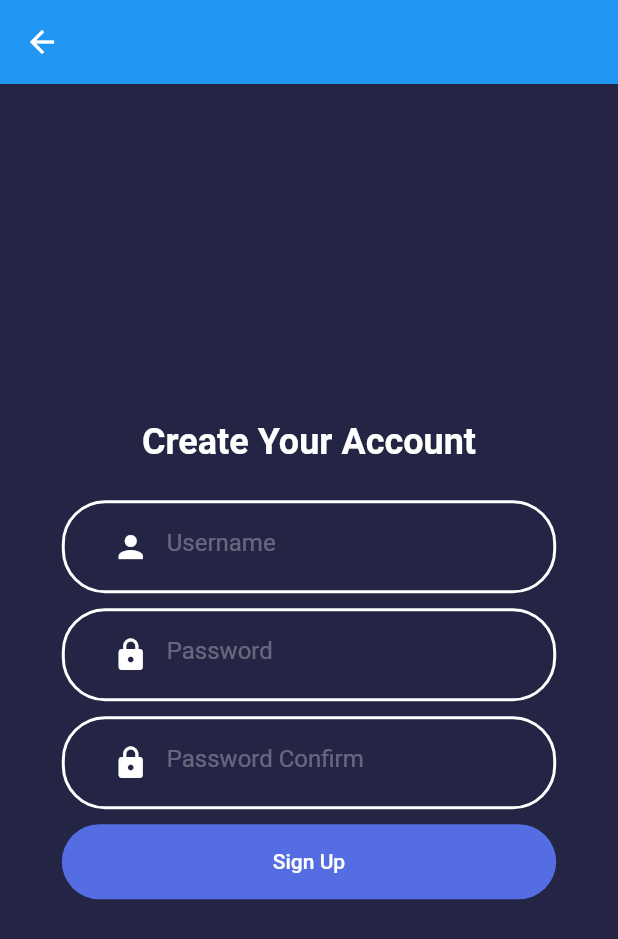
After one commit to AwanArdana/movmov_by_4dev, a Flutter app: the screen it shows after launch, after a tap on "SIGN UP", on a phone screen of 412 x 824 dp. The commit adds this screen. Shown: the top 939 px of the screen. Run offline on Flutter 3.47's test engine with Material 2 defaults, Android fonts, the phone set to English and light mode, and no system bars; our stand-ins replace flutter_svg, simple_shadow; missing offline and left inert: flutter_inappwebview; network calls fail.

Commit message:
Awan - Sign Up fiture

```diff
--- a/lib/Home/component/NavDrawer.dart
+++ b/lib/Home/component/NavDrawer.dart
@@ -1,4 +1,5 @@
 import 'package:flutter/material.dart';
+import 'package:movmov/Login/comnponent/loginbody.dart';
 import 'package:movmov/constants.dart';
 
 class NavDrawer extends StatelessWidget{
@@ -48,7 +49,9 @@ class NavDrawer extends StatelessWidget{
                 ListTile(
                   leading: Icon(Icons.exit_to_app, color: Colors.white,),
                   title: Text('Logout'),
-                  onTap: () => {Navigator.of(context).pop()},
+                  // onTap: () => {Navigator.popAndPushNamed(context, '/login')},
+                  // onTap: () {Navigator.pop(context,'/login');},
+                  onTap: (){Navigator.popUntil(context, (route) => route.isFirst);},
                 ),
               ],
             ),
--- a/lib/Login/comnponent/loginbody.dart
+++ b/lib/Login/comnponent/loginbody.dart
@@ -2,6 +2,7 @@ import 'package:flutter/gestures.dart';
 import 'package:flutter/material.dart';
 import 'package:flutter_svg/flutter_svg.dart';
 import 'package:movmov/Home/home_screen.dart';
+import 'package:movmov/Login/comnponent/signupbody.dart';
 import 'package:movmov/constants.dart';
 
 class LoginBody extends StatelessWidget{
@@ -86,6 +87,7 @@ class LoginBody extends StatelessWidget{
           ),
 
           Container(
+            //login button
             margin: EdgeInsets.only(top: 5),
             child: FlatButton(
               minWidth: size.width * 0.8,
@@ -107,98 +109,33 @@ class LoginBody extends StatelessWidget{
                 style: TextStyle(color: Colors.white),
               ),
             )
-          )
+          ),
+
+          Container(
+            //sign up button
+              margin: EdgeInsets.only(top: 5),
+              child: FlatButton(
+                minWidth: size.width * 0.8,
+                height: 50,
+                shape: RoundedRectangleBorder(
+                    borderRadius: BorderRadius.circular(29)
+                ),
+                color: kSecondaryColor,
+                onPressed: (){
+                  Navigator.push(
+                      context,
+                      MaterialPageRoute(
+                          builder: (context) => SignUpBody()
+                      )
+                  );
+                },
+                child: Text(
+                  "SIGN UP",
+                  style: TextStyle(color: Colors.white),
+                ),
+              )
+          ),
         ],
       ),
     );
-    // return BackGround(
-    //   child: Column(
-    //     mainAxisAlignment: MainAxisAlignment.center,
-    //     children: <Widget>[
-    //       Text(
-    //         "LOGIN",style: TextStyle(fontWeight: FontWeight.bold),
-    //       ),
-    //       // SvgPicture.asset(
-    //       //   "assets/icons/login.svg",
-    //       //   height: size.height * 0.3,
-    //       // ),
-    //       TextFieldContainer(size: size,icon: Icons.person, hintText: "Your Email",),
-    //
-    //       TextFieldContainer(size: size,icon: Icons.lock, hintText: "Password",),
-    //     ],
-    //   )
-    // );
   }}
-
-class TextFieldContainer extends StatelessWidget{
-  final Size size;
-  final IconData icon;
-  final String hintText;
-
-
-  const TextFieldContainer({Key key, this.size, this.icon, this.hintText}) : super(key: key);
-  @override
-  Widget build(BuildContext context) {
-    return Container(
-      margin: EdgeInsets.only(top: 10),
-      padding: EdgeInsets.symmetric(horizontal: 20.0, vertical: 5),
-      width: size.width * 0.8,
-      decoration: BoxDecoration(
-        color: Colors.white70,
-        borderRadius: BorderRadius.circular(29),
-      ),
-      child: TextField(
-        obscureText: true,
-        decoration: InputDecoration(
-          icon: Icon(
-            icon,
-            color: kPrimaryColor,
-          ),
-          hintText: hintText,
-          border: InputBorder.none,
-        ),
-      ),
-    );
-  }
-
-}
-
-class BackGround extends StatelessWidget{
-  final Widget child;
-
-  const BackGround({Key key,@required this.child}) : super(key: key);
-
-  @override
-  Widget build(BuildContext context) {
-    Size size = MediaQuery.of(context).size;
-    return Scaffold(
-      body: Container(
-        width: double.infinity,
-        height: size.height,
-        child: Stack(
-          alignment: Alignment.center,
-          children: <Widget>[
-            Positioned(
-              top: 0,
-              left: 0,
-              child: Image.asset(
-                "assets/images/main_top.png",
-                width: size.width * 0.35,
-              ),
-            ),
-            Positioned(
-              bottom: 0,
-              right: 0,
-              child: Image.asset(
-                "assets/images/main_bottom.png",
-                width: size.width * 0.3,
-              ),
-            ),
-            child
-          ],
-        ),
-      ),
-    );
-  }
-
-}
--- /dev/null
+++ b/lib/Login/comnponent/signupbody.dart
@@ -0,0 +1,187 @@
+import 'package:flutter/material.dart';
+import 'package:movmov/constants.dart';
+import 'package:http/http.dart' as http;
+
+class SignUpBody extends StatelessWidget{
+  // final Size size;
+
+
+  // const SignUpBody({Key key, this.size}) : super(key: key);
+
+
+  // TextEditingController controllerId = new TextEditingController();
+  TextEditingController controllerUsername = new TextEditingController();
+  TextEditingController controllerPassword = new TextEditingController();
+  TextEditingController controllerPasswordConfirm = new TextEditingController();
+
+
+  void RegisterData(){
+    var url = "https://awanapp.000webhostapp.com/registerakun.php";
+
+    http.post(url, body: {
+      "username": controllerUsername.text,
+      "password": controllerPassword.text,
+      "kodeJenisAkun": "1"
+    });
+  }
+
+  bool cekConfirmPassword(){
+    if(controllerPassword.text == controllerPasswordConfirm.text){
+      // RegisterData();
+      return true;
+    }else{
+      return false;
+    }
+  }
+
+
+  @override
+  Widget build(BuildContext context) {
+    Size size = MediaQuery.of(context).size;
+    return Scaffold(
+      appBar: AppBar(
+        elevation: 0,
+        title: Text(""),
+      ),
+      body: Container(
+        width: size.width,
+        child: Column(
+          mainAxisAlignment: MainAxisAlignment.center,
+          children: <Widget>[
+            Container(
+              margin: EdgeInsets.only(bottom: 20),
+              child: Text(
+                "Create Your Account",
+                style: TextStyle(fontWeight: FontWeight.bold, fontSize: 24),
+              ),
+            ),
+
+            Container(
+              //username
+              margin: EdgeInsets.symmetric(horizontal: size.width * 0.1, vertical: 5),
+              padding: EdgeInsets.symmetric(horizontal: 20.0, vertical: 5),
+              // width: size.width * 0.8,
+              decoration: BoxDecoration(
+                  color: kBackgroundColor,
+                  borderRadius: BorderRadius.circular(29),
+                  border: Border.all(
+                    color: Colors.white,
+                    width: 2,
+                  )
+              ),
+              child: TextFormField(
+                controller: controllerUsername,
+                keyboardType: TextInputType.emailAddress,
+                textInputAction: TextInputAction.next,
+                cursorColor: Colors.white,
+                decoration: InputDecoration(
+                  hintText: "Username",
+                  hintStyle: TextStyle(color: Colors.white.withOpacity(0.3)),
+                  prefixIcon: Padding(
+                    padding: const EdgeInsets.all(0),
+                    child: Icon(Icons.person, color: Colors.white,),
+                  ),
+                  border: InputBorder.none,
+                ),
+              ),
+            ),
+
+            Container(
+              //password edittext
+              margin: EdgeInsets.symmetric(horizontal: size.width * 0.1, vertical: 5),
+              padding: EdgeInsets.symmetric(horizontal: 20.0, vertical: 5),
+              // width: size.width * 0.8,
+              decoration: BoxDecoration(
+                  color: kBackgroundColor,
+                  borderRadius: BorderRadius.circular(29),
+                  border: Border.all(
+                    color: Colors.white,
+                    width: 2,
+                  )
+              ),
+              child: TextFormField(
+                controller: controllerPassword,
+                textInputAction: TextInputAction.done,
+                obscureText: true,
+                cursorColor: Colors.white,
+                decoration: InputDecoration(
+                  hintText: "Password",
+                  hintStyle: TextStyle(color: Colors.white.withOpacity(0.3)),
+                  prefixIcon: Padding(
+                    padding: const EdgeInsets.all(0),
+                    child: Icon(Icons.lock, color: Colors.white,),
+                  ),
+                  border: InputBorder.none,
+                ),
+              ),
+            ),
+
+            Container(
+              //password edittext
+              margin: EdgeInsets.symmetric(horizontal: size.width * 0.1, vertical: 5),
+              padding: EdgeInsets.symmetric(horizontal: 20.0, vertical: 5),
+              // width: size.width * 0.8,
+              decoration: BoxDecoration(
+                  color: kBackgroundColor,
+                  borderRadius: BorderRadius.circular(29),
+                  border: Border.all(
+                    color: Colors.white,
+                    width: 2,
+                  )
+              ),
+              child: TextFormField(
+                controller: controllerPasswordConfirm,
+                textInputAction: TextInputAction.done,
+                obscureText: true,
+                cursorColor: Colors.white,
+                decoration: InputDecoration(
+                  hintText: "Password Confirm",
+                  hintStyle: TextStyle(color: Colors.white.withOpacity(0.3)),
+                  prefixIcon: Padding(
+                    padding: const EdgeInsets.all(0),
+                    child: Icon(Icons.lock, color: Colors.white,),
+                  ),
+                  border: InputBorder.none,
+                ),
+              ),
+            ),
+
+            Container(
+              //login button
+                margin: EdgeInsets.only(top: 5),
+                child: FlatButton(
+                  minWidth: size.width * 0.8,
+                  height: 50,
+                  shape: RoundedRectangleBorder(
+                      borderRadius: BorderRadius.circular(29)
+                  ),
+                  color: kSecondaryColor,
+                  onPressed: (){
+                    // cekConfirmPassword();
+                    // if(cekConfirmPassword()){
+                    //   Navigator.pop(context);
+                    // }
+                    if(controllerUsername.text.isNotEmpty && controllerPassword.text.isNotEmpty && controllerPasswordConfirm.text.isNotEmpty){
+                      if(controllerPassword.text == controllerPasswordConfirm.text){
+                        RegisterData();
+                        Navigator.pop(context);
+                        // return true;
+                      }else{
+                        // return false;
+                      }
+                    }
+
+                  },
+                  child: Text(
+                    "Sign Up",
+                    style: TextStyle(color: Colors.white),
+                  ),
+                )
+            ),
+          ],
+        ),
+      ),
+    );
+  }
+
+}
--- a/lib/main.dart
+++ b/lib/main.dart
@@ -31,6 +31,9 @@ class MyApp extends StatelessWidget {
         visualDensity: VisualDensity.adaptivePlatformDensity,
       ),
       home: LoginScreen(),
+      routes: {
+        '/login': (context) => LoginScreen(),
+      },
 
     );
   }
```
